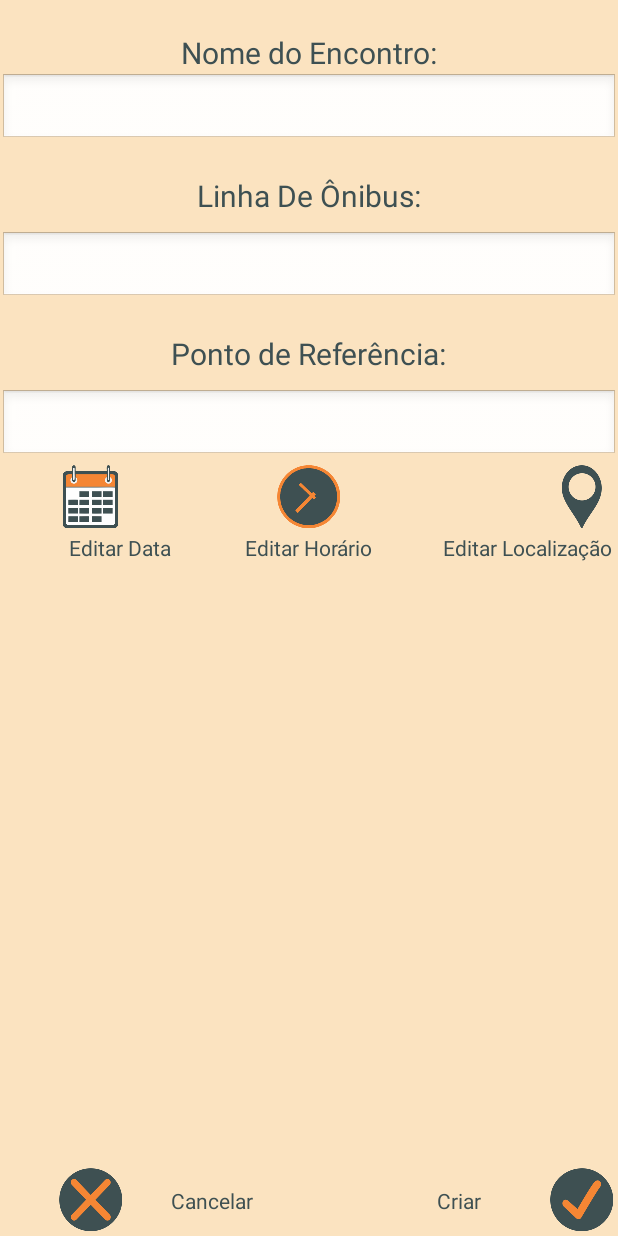
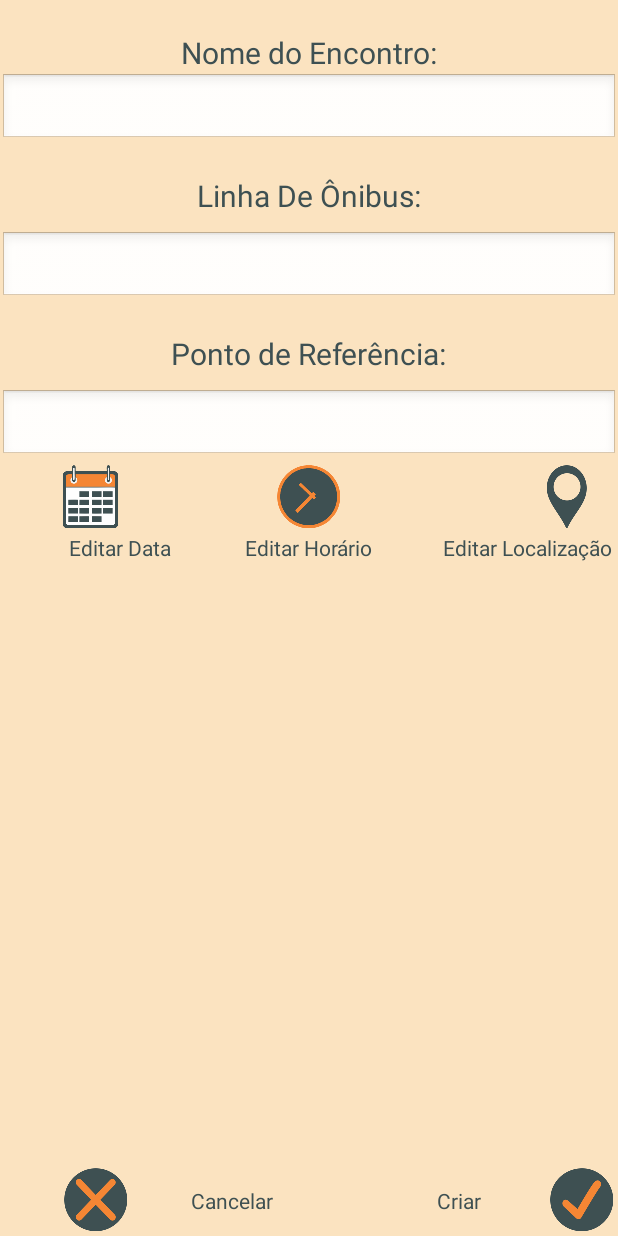
Before and after one commit to leonardoavelino/CiaDoBusao, an Android app: the layout activity_novoencontro.xml on its own in the app's theme, with its tools: preview values and no code run, on a phone screen of 412 x 824 dp. Run offline under Robolectric (Android 15) with nearby library versions, the phone set to English and light mode, and no system bars.

```diff
--- a/app/src/main/res/layout/activity_novoencontro.xml
+++ b/app/src/main/res/layout/activity_novoencontro.xml
@@ -98,7 +98,7 @@
 
         <ImageButton
             android:id="@+id/idCancelarButton"
-            android:layout_width="wrap_content"
+            android:layout_width="match_parent"
             android:layout_height="wrap_content"
             android:layout_weight="1"
             android:background="#00ffffff"
@@ -108,9 +108,9 @@
             android:src="@mipmap/cancel_button_launcher"
             android:onClick="onBack"
             android:layout_alignParentBottom="true"
-            android:layout_alignRight="@+id/idDataButton"
-            android:layout_alignEnd="@+id/idDataButton"
-            android:layout_alignParentLeft="true" />
+            android:layout_toLeftOf="@+id/idCancelarTextView"
+            android:layout_alignParentLeft="true"
+            android:layout_alignParentStart="true" />
 
         <ImageButton
             android:id="@+id/idCriarButton"
@@ -138,7 +138,8 @@
             android:src="@mipmap/location_button_launcher"
             android:layout_alignTop="@+id/idHorarioButton"
             android:layout_alignLeft="@+id/idCriarButton"
-            android:layout_alignStart="@+id/idCriarButton" />
+            android:layout_alignStart="@+id/idCriarButton"
+            android:layout_marginRight="20dp" />
 
         <ImageButton
             android:id="@+id/idHorarioButton"
@@ -206,8 +207,8 @@
             android:textColor="#ff3e5052"
             android:layout_alignWithParentIfMissing="false"
             android:layout_alignTop="@+id/idCriarTextView"
-            android:layout_toRightOf="@+id/idEditarDataTextView"
-            android:layout_toEndOf="@+id/idEditarDataTextView" />
+            android:layout_toLeftOf="@+id/idHorarioButton"
+            android:layout_toStartOf="@+id/idHorarioButton" />
 
         <TextView
             android:layout_width="wrap_content"
```
Also changed, not shown: app/src/main/java/com/example/snakechild/ciadobusao/NovoEncontroActivity.java (+6 -9 lines), app/src/main/java/com/example/snakechild/ciadobusao/util/ValidateInput.java (+9 -24 lines), app/src/main/res/layout/activity_perfil.xml (+11 -0 lines), app/src/main/res/layout/encontro_item_list.xml (added, +15 -0 lines).
